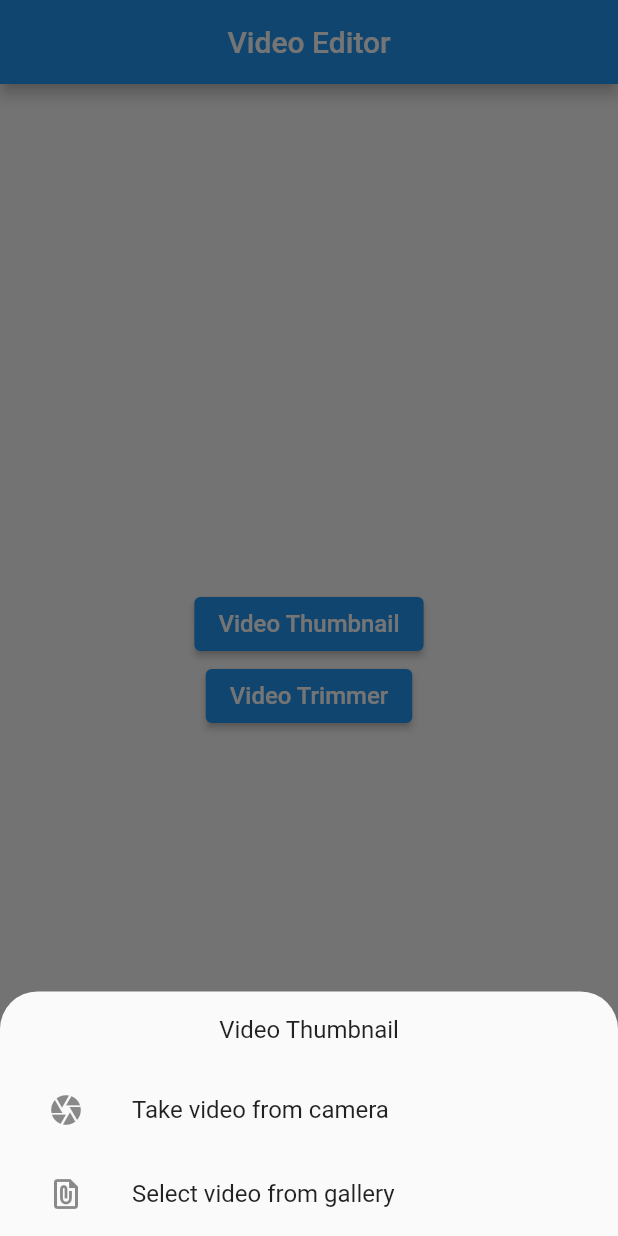
After one commit to enesuzun2002/video-editor, a Flutter app: the HomeScreen screen opened directly, after a tap on "Video Thumbnail", on a phone screen of 412 x 824 dp. The commit adds this screen. Run offline on Flutter 3.47's test engine with Material 2 defaults, Android fonts, the phone set to English and light mode, and no system bars; our stand-ins replace image_picker, video_player; missing offline and left inert: ffmpeg_kit_flutter.

Commit message:
video-editor: add video trimming function

```diff
--- a/lib/main.dart
+++ b/lib/main.dart
@@ -1,5 +1,5 @@
 import 'package:flutter/material.dart';
-import 'package:video_editor/view/video_thumbnail.dart';
+import 'package:video_editor/view/home.dart';
 
 void main() {
   runApp(const MyApp());
@@ -16,7 +16,7 @@ class MyApp extends StatelessWidget {
       theme: ThemeData(
         primarySwatch: Colors.blue,
       ),
-      home: const VideoThumbnailView(),
+      home: const HomeScreen(),
     );
   }
 }
--- /dev/null
+++ b/lib/view/home.dart
@@ -0,0 +1,128 @@
+import 'dart:io';
+
+import 'package:flutter/material.dart';
+import 'package:image_picker/image_picker.dart';
+import 'package:video_editor/view/video_thumbnail.dart';
+import 'package:video_editor/view/video_trimmer.dart';
+
+class HomeScreen extends StatelessWidget {
+  const HomeScreen({super.key});
+
+  @override
+  Widget build(BuildContext context) {
+    return Scaffold(
+      appBar: AppBar(
+        title: const Text("Video Editor"),
+        centerTitle: true,
+      ),
+      body: Center(
+        child: Column(
+          mainAxisAlignment: MainAxisAlignment.center,
+          children: [
+            getButton(
+                context,
+                const Text(
+                  "Video Thumbnail",
+                  style: TextStyle(
+                    fontSize: 16.0,
+                  ),
+                ),
+                0),
+            getButton(
+                context,
+                const Text(
+                  "Video Trimmer",
+                  style: TextStyle(
+                    fontSize: 16.0,
+                  ),
+                ),
+                1),
+          ],
+        ),
+      ),
+    );
+  }
+
+  ElevatedButton getButton(BuildContext context, Widget child, int type) {
+    return ElevatedButton(
+      onPressed: () => showModalBottomSheet(
+        shape: const RoundedRectangleBorder(
+          borderRadius: BorderRadius.only(
+              topLeft: Radius.circular(25.0), topRight: Radius.circular(25.0)),
+        ),
+        context: context,
+        builder: (context) {
+          // Using Wrap makes the bottom sheet height the height of the content.
+          // Otherwise, the height will be half the height of the screen.
+          return Wrap(
+            children: [
+              Container(
+                padding: const EdgeInsets.only(top: 16.0),
+                child: Center(
+                  child: child,
+                ),
+              ),
+              Container(
+                margin:
+                    const EdgeInsets.only(top: 16.0, left: 16.0, right: 16.0),
+                child: Column(
+                  children: [
+                    ListTile(
+                      onTap: () async {
+                        final video = await ImagePicker()
+                            .pickVideo(source: ImageSource.camera);
+                        if (video != null) {
+                          if (type == 0) {
+                            Navigator.push(
+                                context,
+                                MaterialPageRoute(
+                                    builder: (context) => VideoThumbnailView(
+                                        video: File(video.path))));
+                          } else {
+                            Navigator.push(
+                                context,
+                                MaterialPageRoute(
+                                    builder: (context) =>
+                                        VideoTrimmer(video: File(video.path))));
+                          }
+                        }
+                      },
+                      leading: const Icon(Icons.camera),
+                      title: const Text(
+                        "Take video from camera",
+                      ),
+                    ),
+                    ListTile(
+                      onTap: () async {
+                        final video = await ImagePicker()
+                            .pickVideo(source: ImageSource.gallery);
+                        if (video != null) {
+                          if (type == 0) {
+                            Navigator.push(
+                                context,
+                                MaterialPageRoute(
+                                    builder: (context) => VideoThumbnailView(
+                                        video: File(video.path))));
+                          } else {
+                            Navigator.push(
+                                context,
+                                MaterialPageRoute(
+                                    builder: (context) =>
+                                        VideoTrimmer(video: File(video.path))));
+                          }
+                        }
+                      },
+                      leading: const Icon(Icons.file_present),
+                      title: const Text("Select video from gallery"),
+                    )
+                  ],
+                ),
+              ),
+            ],
+          );
+        },
+      ),
+      child: child,
+    );
+  }
+}
--- a/pubspec.yaml
+++ b/pubspec.yaml
@@ -30,10 +30,12 @@ environment:
 # versions available, run `flutter pub outdated`.
 dependencies:
   cupertino_icons: ^1.0.2
-  ffmpeg_kit_flutter: ^5.1.0-LTS
+  ffmpeg_kit_flutter: 5.1.0-LTS
   flutter:
     sdk: flutter
   image_picker: ^0.8.6+1
+  path: ^1.8.2
+  video_player: ^2.5.1
 
 dev_dependencies:
   flutter_lints: ^2.0.0
```
Also changed, not shown: lib/view/video_thumbnail.dart (+12 -59 lines), lib/view/video_trimmer.dart (added, +129 -0 lines), pubspec.lock, 1 other file.
